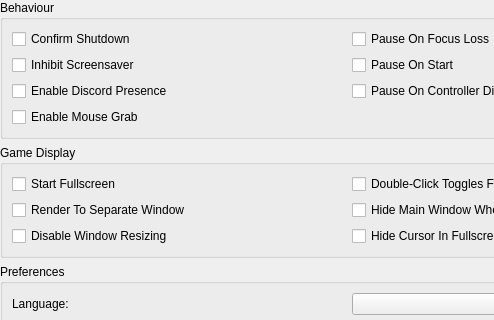
This is pcsx2-qt/Settings/InterfaceSettingsWidget.ui in PCSX2/pcsx2 as Qt 5 draws it before an edit; both pictures show x 0 to 494 and y 0 to 320 of the 698 by 512 pixel window. The edited form follows.
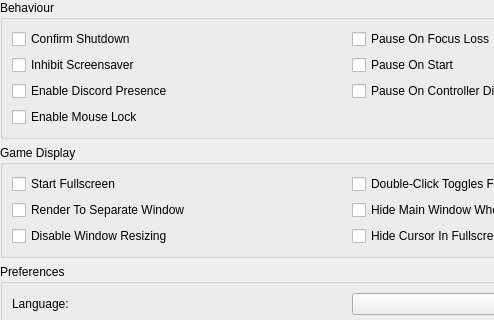
This is the edited form.

Commit message: HostSys: Implement platform Specific mouse lock osx/windows/x11

What changed in the file:
```diff
--- a/pcsx2-qt/Settings/InterfaceSettingsWidget.ui
+++ b/pcsx2-qt/Settings/InterfaceSettingsWidget.ui
@@ -53,7 +53,7 @@
       <item row="3" column="0">
        <widget class="QCheckBox" name="mouseGrab">
         <property name="text">
-         <string>Enable Mouse Grab</string>
+         <string>Enable Mouse Lock</string>
         </property>
        </widget>
       </item>
```
Left out of the diff: 2 changed lines with no effect on the pictures. The commit also changes 8 other files.
